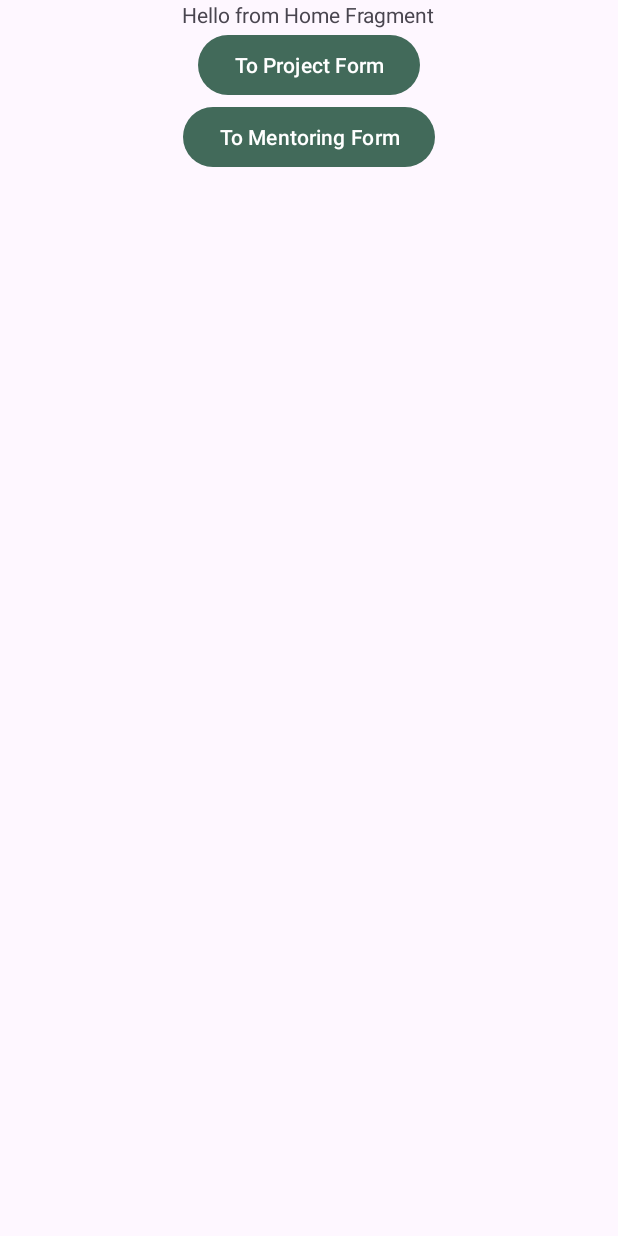
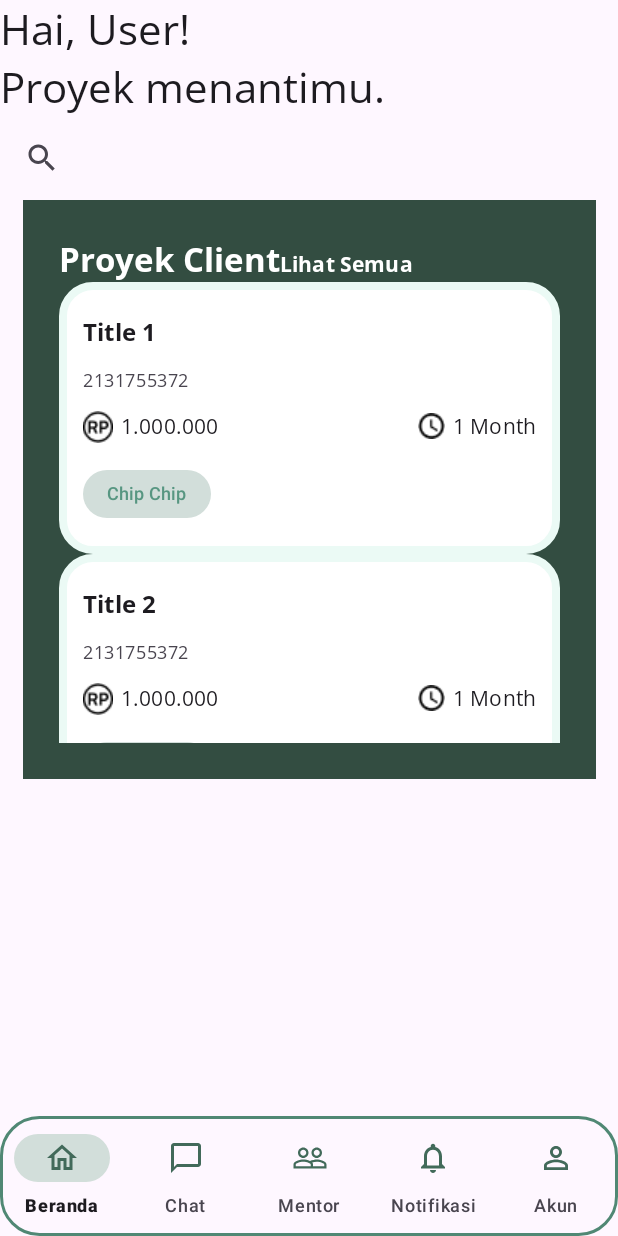
Before and after one commit to Breel-capstone/breel-android, an Android app: the HomeFragment screen opened through its navigation route, on a phone screen of 412 x 824 dp. Run offline under Robolectric (Android 15) with nearby library versions, the light colour scheme and no system bars; our stand-ins replace Dagger/Hilt's generated code, Firebase (no records; nobody signed in at launch, a user with empty details on screens opened directly), FlexboxLayout; 2 statements that could not run were skipped.

Commit message:
[ADD] home page - home layout - item project layout - adapter - dummy data class

```diff
--- /dev/null
+++ b/app/src/main/java/com/example/breel/ui/fragment/home/DummyProject.kt
@@ -0,0 +1,10 @@
+package com.example.breel.ui.fragment.home
+
+data class DummyProject (
+    val title: String,
+    val description: String,
+    val salary: String,
+    val duration: String,
+    val isMentorProject: Boolean,
+    val skillList: List<String>
+)
--- a/app/src/main/java/com/example/breel/ui/fragment/home/HomeFragment.kt
+++ b/app/src/main/java/com/example/breel/ui/fragment/home/HomeFragment.kt
@@ -7,6 +7,8 @@ import android.view.View
 import android.view.ViewGroup
 import androidx.fragment.app.viewModels
 import androidx.navigation.findNavController
+import androidx.recyclerview.widget.LinearLayoutManager
+import androidx.recyclerview.widget.RecyclerView
 import com.example.breel.R
 import com.example.breel.databinding.FragmentHomeBinding
 import dagger.hilt.android.AndroidEntryPoint
@@ -32,11 +34,38 @@ class HomeFragment : Fragment() {
 
         viewModel.getUserProfile()
 
-        binding.btnToProjectForm.setOnClickListener {
-            it.findNavController().navigate(R.id.action_homeFragment_to_projectFormFragment)
-        }
-        binding.btnToMentoringForm.setOnClickListener {
-            it.findNavController().navigate(R.id.action_homeFragment_to_mentoringFormFragment)
-        }
+        val rv_project: RecyclerView = binding.rvClientProject
+        rv_project.layoutManager = LinearLayoutManager(requireActivity())
+
+        var lst = listOf<DummyProject>(
+            DummyProject(
+                "Title 1",
+                R.string.lorem_2sen.toString(),
+                "1.000.000",
+                "1 Month",
+                false,
+                listOf("Skill 1", "Skill 2")
+            ),
+            DummyProject(
+                "Title 2",
+                R.string.lorem_2sen.toString(),
+                "1.000.000",
+                "1 Month",
+                false,
+                listOf("Skill 1", "Skill 2")
+            ),
+            DummyProject(
+                "Title 3",
+                R.string.lorem_2sen.toString(),
+                "1.000.000",
+                "1 Month",
+                false,
+                listOf("Skill 1", "Skill 2")
+            )
+        )
+
+        val adapter = ProjectAdapter(lst)
+        rv_project.adapter = adapter
+
     }
 }
--- /dev/null
+++ b/app/src/main/java/com/example/breel/ui/fragment/home/ProjectAdapter.kt
@@ -0,0 +1,41 @@
+package com.example.breel.ui.fragment.home
+
+import android.view.LayoutInflater
+import android.view.ViewGroup
+import androidx.recyclerview.widget.RecyclerView
+import com.example.breel.databinding.ItemProjectBinding
+
+class ProjectAdapter(private val listProject: List<DummyProject>) : RecyclerView.Adapter<ProjectAdapter.ViewHolder>() {
+
+    companion object {
+        const val TAG = "ProjectAdapter"
+    }
+
+    override fun onCreateViewHolder(parent: ViewGroup, viewType: Int): ViewHolder {
+        val binding = ItemProjectBinding.inflate(LayoutInflater.from(parent.context), parent, false)
+        return ViewHolder(binding)
+    }
+
+    override fun getItemCount(): Int {
+        return listProject.size
+    }
+
+    override fun onBindViewHolder(holder: ViewHolder, position: Int) {
+        val title = listProject[position].title
+        val description = listProject[position].description
+        val salary = listProject[position].salary
+        val duration = listProject[position].duration
+        val skill = listProject[position].skillList
+
+        holder.binding.tvTitle.text = title
+        holder.binding.tvDescription.text = description
+        holder.binding.tvSalary.text = salary
+        holder.binding.tvDuration.text = duration
+
+        // iteratu thru skill (list).
+        // for each, create chip inside flexbox.
+
+    }
+
+    class ViewHolder(var binding: ItemProjectBinding) : RecyclerView.ViewHolder(binding.root)
+}
--- /dev/null
+++ b/app/src/main/res/drawable/background_project.xml
@@ -0,0 +1,6 @@
+<?xml version="1.0" encoding="utf-8"?>
+<shape android:shape="rectangle" xmlns:android="http://schemas.android.com/apk/res/android">
+    <corners android:radius="20dp" />
+    <stroke android:color="@color/green_hookers_50" android:width="5dp" />
+    <solid android:color="@color/white" />
+</shape>
--- a/app/src/main/res/layout/fragment_home.xml
+++ b/app/src/main/res/layout/fragment_home.xml
@@ -1,27 +1,94 @@
 <?xml version="1.0" encoding="utf-8"?>
-<LinearLayout xmlns:android="http://schemas.android.com/apk/res/android"
+<androidx.constraintlayout.widget.ConstraintLayout xmlns:android="http://schemas.android.com/apk/res/android"
+    xmlns:app="http://schemas.android.com/apk/res-auto"
     xmlns:tools="http://schemas.android.com/tools"
     android:layout_width="match_parent"
     android:layout_height="match_parent"
-    tools:context=".ui.fragment.home.HomeFragment"
-    android:orientation="vertical"
-    android:gravity="center_horizontal">
+    tools:context=".ui.fragment.home.HomeFragment">
 
     <TextView
-        android:layout_width="wrap_content"
+        android:id="@+id/tv_greeting"
+        android:layout_width="match_parent"
         android:layout_height="wrap_content"
-        android:text="Hello from Home Fragment" />
+        android:text="Hai, User!"
+        android:textAppearance="@style/TextAppearance.Breel.HeadlineMedium"
+        app:layout_constraintTop_toTopOf="parent"/>
 
-    <Button
-        android:id="@+id/btn_to_project_form"
-        android:layout_width="wrap_content"
+    <TextView
+        android:id="@+id/tv_wording"
+        android:layout_width="match_parent"
         android:layout_height="wrap_content"
-        android:text="To Project Form"/>
+        android:text="Proyek menantimu."
+        android:textAppearance="@style/TextAppearance.Breel.HeadlineMedium"
+        app:layout_constraintTop_toBottomOf="@+id/tv_greeting"/>
 
-    <Button
-        android:id="@+id/btn_to_mentoring_form"
-        android:layout_width="wrap_content"
+    <androidx.appcompat.widget.SearchView
+        android:id="@+id/search_view"
+        style="@style/Widget.Breel.SearchBar"
+        android:layout_width="match_parent"
         android:layout_height="wrap_content"
-        android:text="To Mentoring Form"/>
+        app:layout_constraintEnd_toEndOf="parent"
+        app:layout_constraintStart_toStartOf="parent"
+        app:layout_constraintTop_toBottomOf="@id/tv_wording"/>
 
-</LinearLayout>
+    <RelativeLayout
+        android:layout_width="382dp"
+        android:layout_height="386dp"
+        android:background="@color/green_hookers_900"
+        app:layout_constraintEnd_toEndOf="parent"
+        app:layout_constraintStart_toStartOf="parent"
+        app:layout_constraintTop_toBottomOf="@id/search_view"
+        android:padding="24dp">
+
+        <LinearLayout
+            android:id="@+id/linear_layout"
+            android:layout_width="match_parent"
+            android:layout_height="wrap_content"
+            android:orientation="horizontal">
+
+            <TextView
+                android:id="@+id/tv_proyek_client"
+                android:layout_width="wrap_content"
+                android:layout_height="wrap_content"
+                android:text="Proyek Client"
+                android:textColor="#ffffff"
+                android:textAppearance="@style/TextAppearance.Breel.TitleLarge"
+                android:textStyle="bold"/>
+
+            <TextView
+                android:id="@+id/btn_lihat_semua"
+                android:layout_width="wrap_content"
+                android:layout_height="wrap_content"
+                android:text="Lihat Semua"
+                android:textColor="#ffffff"
+                android:textAppearance="@style/TextAppearance.Breel.TitleSmall"
+                android:textStyle="bold"
+                android:clickable="true"
+                android:onClick="onClick"/>
+
+        </LinearLayout>
+
+        <androidx.recyclerview.widget.RecyclerView
+            android:id="@+id/rv_client_project"
+            android:layout_width="match_parent"
+            android:layout_height="match_parent"
+            android:layout_below="@+id/linear_layout"
+            android:layout_alignParentBottom="true"
+            android:align="@id/linear_layout" />
+
+    </RelativeLayout>
+
+    <com.google.android.material.bottomnavigation.BottomNavigationView
+        style="@style/Widget.Breel.BottomNav"
+        android:layout_width="match_parent"
+        android:layout_height="wrap_content"
+        android:background="@drawable/nav_corner"
+        app:itemActiveIndicatorStyle="@style/MyIndicator"
+        app:itemIconTint="@color/green_hookers_800"
+        app:labelVisibilityMode="labeled"
+        app:layout_constraintBottom_toBottomOf="parent"
+        app:layout_constraintEnd_toEndOf="parent"
+        app:layout_constraintStart_toStartOf="parent"
+        app:menu="@menu/menu" />
+
+</androidx.constraintlayout.widget.ConstraintLayout>
--- /dev/null
+++ b/app/src/main/res/layout/item_project.xml
@@ -0,0 +1,72 @@
+<?xml version="1.0" encoding="utf-8"?>
+<LinearLayout xmlns:android="http://schemas.android.com/apk/res/android"
+    android:layout_width="match_parent"
+    android:layout_height="wrap_content"
+    xmlns:app="http://schemas.android.com/apk/res-auto"
+    android:orientation="vertical"
+    android:padding="16dp"
+    android:background="@drawable/background_project">
+
+    <TextView
+        android:id="@+id/tv_title"
+        style="@style/TextAppearance.Breel.TitleMedium"
+        android:textStyle="bold"
+        android:layout_width="match_parent"
+        android:layout_height="wrap_content"
+        android:text="Dummy Title"
+        android:maxLines="2"
+        android:ellipsize="end"
+        android:layout_marginTop="6dp"/>
+
+    <TextView
+        android:id="@+id/tv_description"
+        style="@style/TextAppearance.Breel.BodySmall"
+        android:layout_width="match_parent"
+        android:layout_height="wrap_content"
+        android:text="@string/lorem_1pg"
+        android:maxLines="3"
+        android:ellipsize="end"
+        android:layout_marginTop="12dp"/>
+
+    <com.google.android.flexbox.FlexboxLayout
+        android:layout_width="match_parent"
+        android:layout_height="wrap_content"
+        app:justifyContent="space_between"
+        android:layout_marginTop="12dp">
+
+        <TextView
+            android:id="@+id/tv_salary"
+            style="@style/TextAppearance.Breel.TitleSmall"
+            android:layout_width="wrap_content"
+            android:layout_height="wrap_content"
+            android:drawableStart="@drawable/icon_rp"
+            android:drawablePadding="5dp"
+            android:text="Dummy Salary" />
+
+        <TextView
+            android:id="@+id/tv_duration"
+            style="@style/TextAppearance.Breel.TitleSmall"
+            android:layout_width="wrap_content"
+            android:layout_height="wrap_content"
+            android:drawableStart="@drawable/icon_clock"
+            android:drawablePadding="5dp"
+            android:text="Dummy Duration" />
+
+    </com.google.android.flexbox.FlexboxLayout>
+
+    <com.google.android.flexbox.FlexboxLayout
+        android:id="@+id/fl_skills"
+        android:layout_width="match_parent"
+        android:layout_height="wrap_content"
+        android:layout_marginTop="10dp">
+
+        <com.google.android.material.chip.Chip
+            style="@style/Widget.Breel.Chip.Filled"
+            android:layout_width="wrap_content"
+            android:layout_height="wrap_content"
+            android:text="Chip Chip"/>
+
+    </com.google.android.flexbox.FlexboxLayout>
+
+
+</LinearLayout>
--- a/app/src/main/res/values/strings.xml
+++ b/app/src/main/res/values/strings.xml
@@ -6,4 +6,5 @@
     <string name="lorem_1pg">Lorem ipsum dolor sit amet, consectetur adipiscing elit, sed do eiusmod tempor incididunt ut labore et dolore magna aliqua. Fames ac turpis egestas sed tempus. Mattis vulputate enim nulla aliquet porttitor. Nec tincidunt praesent semper feugiat. Eu lobortis elementum nibh tellus molestie nunc non blandit. Lacus suspendisse faucibus interdum posuere lorem. Dui faucibus in ornare quam viverra. Libero id faucibus nisl tincidunt eget. Id semper risus in hendrerit gravida. Purus in massa tempor nec feugiat nisl pretium fusce. Iaculis nunc sed augue lacus viverra vitae congue. Egestas congue quisque egestas diam. Blandit cursus risus at ultrices mi tempus. Amet tellus cras adipiscing enim eu turpis egestas pretium aenean. Ut tristique et egestas quis ipsum. Sodales ut eu sem integer vitae justo. Et ultrices neque ornare aenean euismod elementum nisi quis.</string>
     <string name="tab_text_1">Pemberitahuan</string>
     <string name="tab_text_2">Rekap &amp; Saran</string>
+    <string name="lorem_2sen">Lorem ipsum dolor sit amet, consectetur adipiscing elit. Nullam viverra, sapien vitae convallis venenatis, dui neque semper mauris, porttitor rutrum eros lorem in erat.</string>
 </resources>
```
